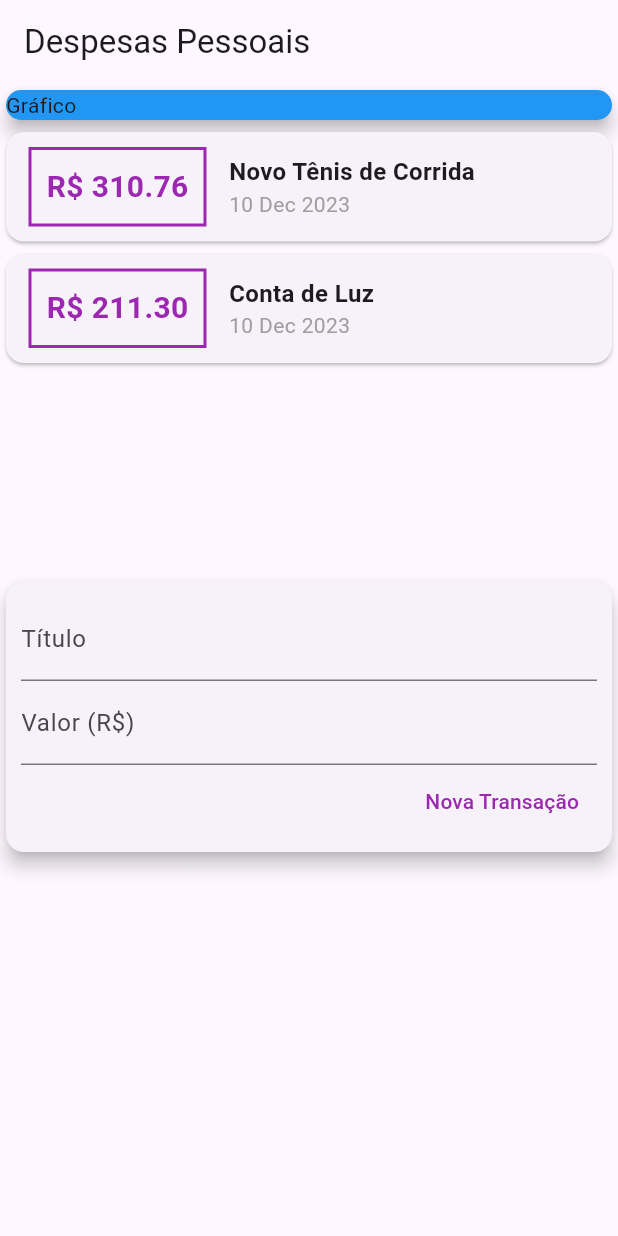
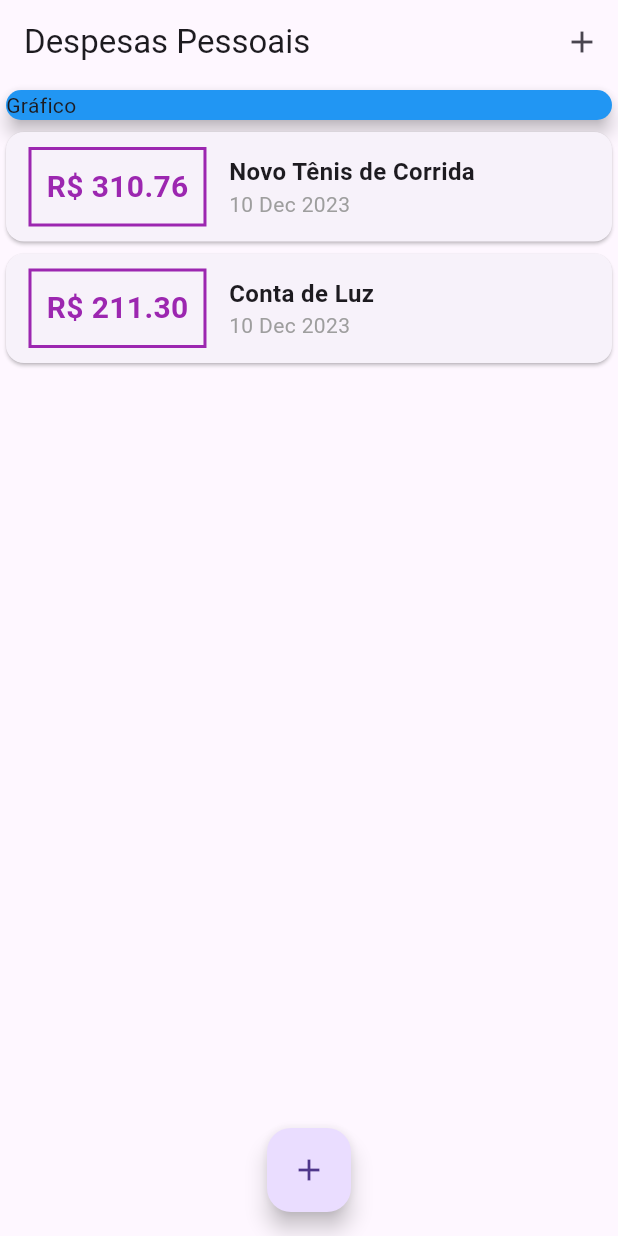
Before and after one commit to beto-luis/expenses, a Flutter app: the screen it shows after launch, on a phone screen of 412 x 824 dp. Run offline on Flutter 3.47's test engine with Material 3 defaults, Android fonts, the phone set to English and light mode, and no system bars.

Commit message:
Botôes para adicionar transação

```diff
--- a/lib/components/transaction_user.dart
+++ /dev/null
@@ -1,55 +0,0 @@
-import 'dart:math';
-import 'package:flutter/material.dart';
-import 'transaction_form.dart';
-import 'transactions_list.dart';
-import '../models/transaction.dart';
-
-class TransactionUser extends StatefulWidget {
-  const TransactionUser({super.key});
-
-  @override
-  State<TransactionUser> createState() => _TransactionUserState();
-}
-
-class _TransactionUserState extends State<TransactionUser> {
-  final _transactions = [
-    Transaction(
-      id: 't1',
-      title: 'Novo Tênis de Corrida',
-      value: 310.76,
-      date: DateTime.now(),
-    ),
-    Transaction(
-      id: 't2',
-      title: 'Conta de Luz',
-      value: 211.30,
-      date: DateTime.now(),
-    ),
-  ];
-
-  _addTransaction(
-    String title,
-    double value,
-  ) {
-    final newTransaction = Transaction(
-      id: Random().nextDouble().toString(),
-      title: title,
-      value: value,
-      date: DateTime.now(),
-    );
-
-    setState(() {
-      _transactions.add(newTransaction);
-    });
-  }
-
-  @override
-  Widget build(BuildContext context) {
-    return Column(
-      children: <Widget>[
-        TransactionList(_transactions),
-        TransactionForm(_addTransaction),
-      ],
-    );
-  }
-}
--- a/lib/components/transactions_list.dart
+++ b/lib/components/transactions_list.dart
@@ -11,12 +11,15 @@ class TransactionList extends StatelessWidget {
   Widget build(BuildContext context) {
     return SizedBox(
       height: 300,
-      child: ListView(
-        children: transactions.map((tr) {
+      child: ListView.builder(
+        itemCount: transactions.length,
+        itemBuilder: (ctx, index) {
+          final tr = transactions[index];
           return Card(
             child: Row(children: <Widget>[
               Container(
-                margin: const EdgeInsets.symmetric(horizontal: 15, vertical: 10),
+                margin:
+                    const EdgeInsets.symmetric(horizontal: 15, vertical: 10),
                 decoration: BoxDecoration(
                     border: Border.all(
                   color: Colors.purple,
@@ -52,7 +55,7 @@ class TransactionList extends StatelessWidget {
               ),
             ]),
           );
-        }).toList(),
+        },
       ),
     );
   }
--- a/lib/main.dart
+++ b/lib/main.dart
@@ -1,5 +1,9 @@
+import 'package:expenses/components/transaction_form.dart';
 import 'package:flutter/material.dart';
-import 'components/transaction_user.dart';
+import 'dart:math';
+import './components/transaction_form.dart';
+import './components/transactions_list.dart';
+import '/models/transaction.dart';
 
 main() => runApp(const ExpensesApp());
 
@@ -8,33 +12,90 @@ class ExpensesApp extends StatelessWidget {
 
   @override
   Widget build(BuildContext context) {
-    return  const MaterialApp(home: MyHomePage());
+    return const MaterialApp(home: MyHomePage());
   }
 }
 
-class MyHomePage extends StatelessWidget {
+class MyHomePage extends StatefulWidget {
+  const MyHomePage({Key? key}) : super(key: key);
 
-  const MyHomePage({Key? key}) : super(key: key);
+  @override
+  State<MyHomePage> createState() => _MyHomePageState();
+}
+
+class _MyHomePageState extends State<MyHomePage> {
+  final _transactions = [
+    Transaction(
+      id: 't1',
+      title: 'Novo Tênis de Corrida',
+      value: 310.76,
+      date: DateTime.now(),
+    ),
+    Transaction(
+      id: 't2',
+      title: 'Conta de Luz',
+      value: 211.30,
+      date: DateTime.now(),
+    ),
+  ];
+
+  _addTransaction(
+    String title,
+    double value,
+  ) {
+    final newTransaction = Transaction(
+      id: Random().nextDouble().toString(),
+      title: title,
+      value: value,
+      date: DateTime.now(),
+    );
+
+    setState(() {
+      _transactions.add(newTransaction);
+    });
+  }
+
+  _openTransactionFormModal(BuildContext context) {
+    showModalBottomSheet(
+      context: context,
+      builder: (_) {
+        return TransactionForm(_addTransaction);
+      },
+    );
+  }
 
   @override
   Widget build(BuildContext context) {
     return Scaffold(
-      appBar: AppBar(title: const Text('Despesas Pessoais')),
-      body: const SingleChildScrollView(
+      appBar: AppBar(
+        title: const Text('Despesas Pessoais'),
+        actions: <Widget>[
+          IconButton(
+            onPressed: () => _openTransactionFormModal(context),
+            icon: const Icon(Icons.add),
+          )
+        ],
+      ),
+      body: SingleChildScrollView(
         child: Column(
           crossAxisAlignment: CrossAxisAlignment.stretch,
           children: [
-            SizedBox(
+            const SizedBox(
               child: Card(
                 color: Colors.blue,
                 elevation: 5,
                 child: Text('Gráfico'),
               ),
             ),
-            TransactionUser(),
+            TransactionList(_transactions),
           ],
         ),
       ),
+      floatingActionButton: FloatingActionButton(
+        child: const Icon(Icons.add),
+        onPressed: () => _openTransactionFormModal(context),
+      ),
+      floatingActionButtonLocation: FloatingActionButtonLocation.centerFloat,
     );
   }
 }
```
Also changed, not shown: lib/components/transaction_form.dart (+16 -5 lines).
